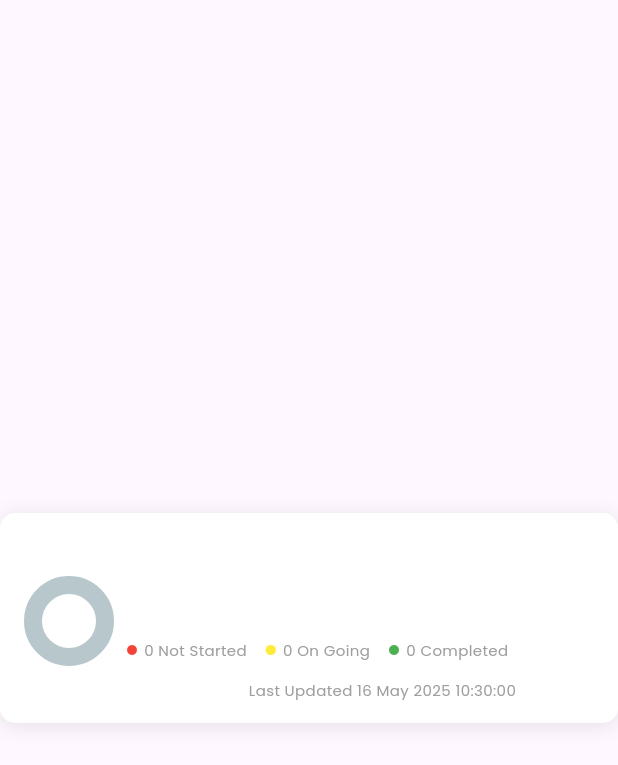
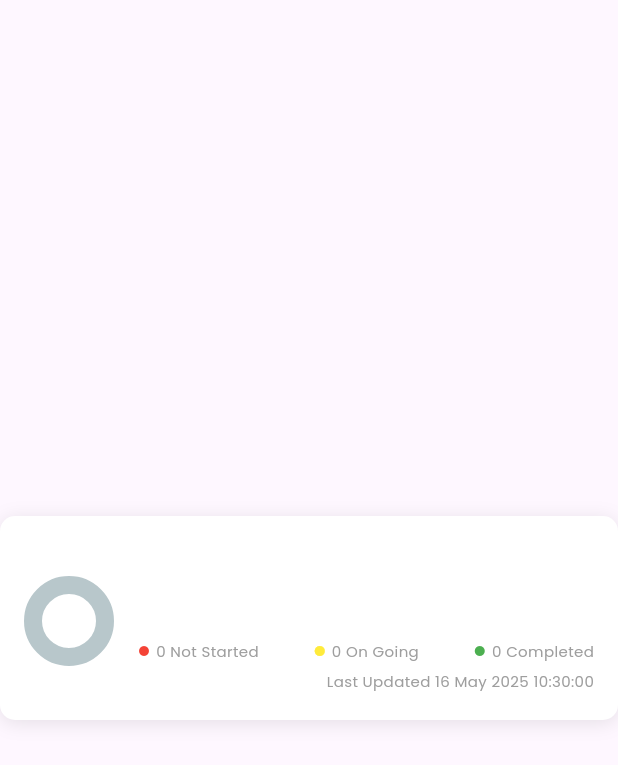
Before and after one commit to georgewin18/DoKo, a Flutter app: the TaskGroupCard widget shown alone on an empty page, opened directly with empty values, on a phone screen of 412 x 824 dp. Shown: the top 765 px of the screen. Run offline on Flutter 3.47's test engine with Material 3 defaults, Android fonts, the phone set to English and light mode, and no system bars; drawn by our look-alikes of auto_size_text, percent_indicator; our stand-ins replace curved_labeled_navigation_bar, flutter_lucide, sqflite; missing offline and left inert: doko; accounts and stored records are empty; statements that could not run were skipped.

Commit message:
fixing layout, title, description, information, last updated

```diff
--- a/lib/components/task_group_card.dart
+++ b/lib/components/task_group_card.dart
@@ -1,3 +1,4 @@
+import 'package:auto_size_text/auto_size_text.dart';
 import 'package:flutter/material.dart';
 import 'package:intl/intl.dart';
 import 'package:percent_indicator/percent_indicator.dart';
@@ -25,7 +26,7 @@ class TaskGroupCard extends StatelessWidget {
     return Center(
       child: Container(
         width: double.infinity,
-        height: 140,
+        height: 136,
         decoration: BoxDecoration(
           color: Colors.white,
           borderRadius: BorderRadius.circular(10),
@@ -52,35 +53,45 @@ class TaskGroupCard extends StatelessWidget {
               ),
             ),
 
-            Container(
-              padding: EdgeInsets.only(left: 8),
+            Expanded(
               child: Column(
-                crossAxisAlignment: CrossAxisAlignment.start,
+                crossAxisAlignment: CrossAxisAlignment.stretch,
                 children: [
-                  Container(
-                    margin: EdgeInsets.only(top: 12),
-                    width: 260,
-                    height: 32,
-                    child: Text(
+                  Padding(
+                    padding: EdgeInsets.symmetric(horizontal: 16),
+                    child: Container(
+                      margin: EdgeInsets.only(top: 12, bottom: 4),
+                      width: double.infinity,
+                      child: AutoSizeText(
                         name,
                         style: TextStyle(
                           fontSize: 16,
                           fontWeight: FontWeight.bold,
                           color: Color(0xFF7E1AD1),
                         ),
+                        maxLines: 1,
+                      ),
                     ),
                   ),
 
-                  SizedBox(
-                    width: 260,
+                  Padding(
+                    padding: EdgeInsets.fromLTRB(16, 0, 16, 4),
+                    child: SizedBox(
+                      width: double.infinity,
                       height: 40,
                       child: Text(
                         description,
                         style: TextStyle(fontSize: 12, color: Colors.grey),
+                        maxLines: 2,
+                        overflow: TextOverflow.clip,
+                      ),
                     ),
                   ),
 
-                  Row(
+                  Padding(
+                    padding: EdgeInsets.symmetric(horizontal: 16),
+                    child: Row(
+                      mainAxisAlignment: MainAxisAlignment.spaceBetween,
                       children: [
                         Row(
                           children: [
@@ -88,12 +99,12 @@ class TaskGroupCard extends StatelessWidget {
                             SizedBox(width: 4),
                             Text(
                               "${notStartedCount.toString()} Not Started",
-                            style: TextStyle(fontSize: 10, color: Colors.grey),
+                              style: TextStyle(
+                                fontSize: 10,
+                                color: Colors.grey,
+                              ),
                             ),
                           ],
-                      ),
-                      SizedBox(
-                        width: 12,
                         ),
                         Row(
                           children: [
@@ -101,12 +112,12 @@ class TaskGroupCard extends StatelessWidget {
                             SizedBox(width: 4),
                             Text(
                               "${ongoingCount.toString()} On Going",
-                            style: TextStyle(fontSize: 10, color: Colors.grey),
+                              style: TextStyle(
+                                fontSize: 10,
+                                color: Colors.grey,
+                              ),
                             ),
                           ],
-                      ),
-                      SizedBox(
-                        width: 12,
                         ),
                         Row(
                           children: [
@@ -114,22 +125,25 @@ class TaskGroupCard extends StatelessWidget {
                             SizedBox(width: 4),
                             Text(
                               "${completedCount.toString()} Completed",
-                            style: TextStyle(fontSize: 10, color: Colors.grey),
+                              style: TextStyle(
+                                fontSize: 10,
+                                color: Colors.grey,
+                              ),
                             ),
                           ],
                         ),
                       ],
                     ),
+                  ),
 
                   Container(
-                    width: 260,
-                    height: 40,
+                    margin: EdgeInsets.fromLTRB(0,6,16,0),
                     alignment: Alignment.centerRight,
                     child: Text(
                       "Last Updated ${_formatDate()}",
                       style: TextStyle(fontSize: 10, color: Colors.grey),
                     ),
-                  )
+                  ),
                 ],
               ),
             ),
```
Lines whose indentation alone changed are shown as unchanged.
